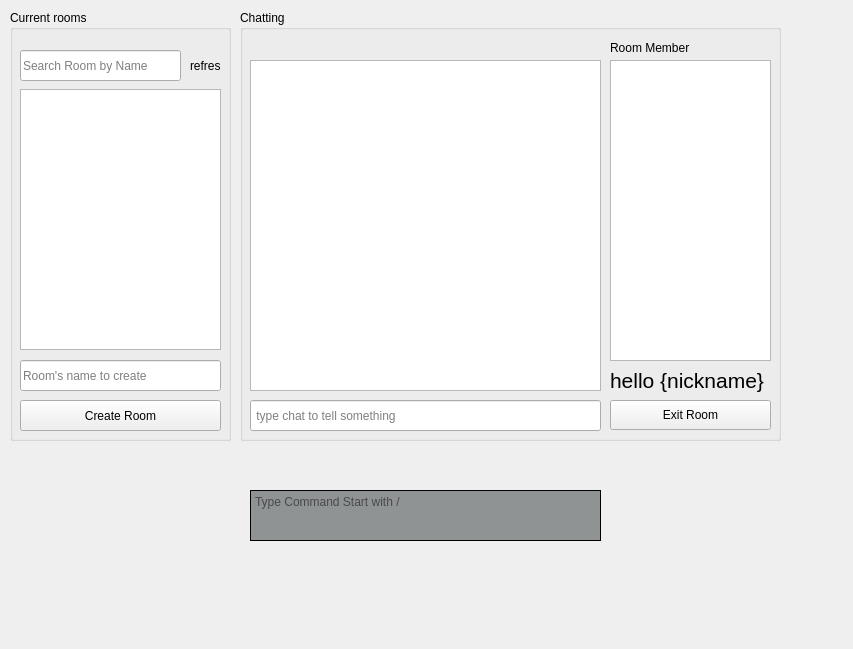
Above: client/ui/lobby.ui from BloodSweatTearz/Pyting before the change. Below: the same form after it.
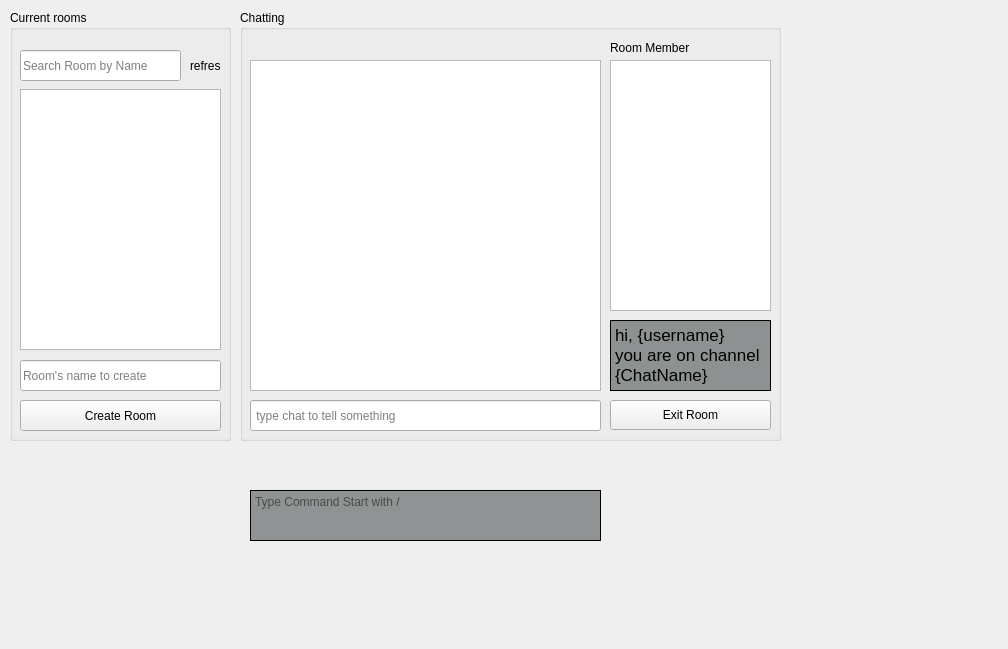
That is the form after the change.

Commit message: etc : ui 업데이트

Patch:
```diff
--- a/client/ui/lobby.ui
+++ b/client/ui/lobby.ui
@@ -9,7 +9,7 @@
    <rect>
     <x>0</x>
     <y>0</y>
-    <width>853</width>
+    <width>1008</width>
     <height>649</height>
    </rect>
   </property>
@@ -169,26 +169,64 @@
       <x>370</x>
       <y>50</y>
       <width>161</width>
-      <height>301</height>
+      <height>251</height>
      </rect>
     </property>
    </widget>
-   <widget class="QLabel" name="mynamelabel">
+   <widget class="QTextEdit" name="mynamelabel">
+    <property name="enabled">
+     <bool>true</bool>
+    </property>
     <property name="geometry">
      <rect>
       <x>370</x>
-      <y>355</y>
+      <y>310</y>
       <width>161</width>
-      <height>31</height>
+      <height>71</height>
      </rect>
     </property>
-    <property name="font">
-     <font>
-      <pointsize>16</pointsize>
-     </font>
+    <property name="sizePolicy">
+     <sizepolicy hsizetype="Ignored" vsizetype="Ignored">
+      <horstretch>0</horstretch>
+      <verstretch>0</verstretch>
+     </sizepolicy>
     </property>
-    <property name="text">
-     <string>hello {nickname}</string>
+    <property name="cursor" stdset="0">
+     <cursorShape>OpenHandCursor</cursorShape>
+    </property>
+    <property name="styleSheet">
+     <string notr="true">QTextEdit{
+background-color:rgba(49, 54, 56, 0.5)
+}</string>
+    </property>
+    <property name="inputMethodHints">
+     <set>Qt::ImhNone</set>
+    </property>
+    <property name="frameShape">
+     <enum>QFrame::Box</enum>
+    </property>
+    <property name="frameShadow">
+     <enum>QFrame::Plain</enum>
+    </property>
+    <property name="verticalScrollBarPolicy">
+     <enum>Qt::ScrollBarAlwaysOff</enum>
+    </property>
+    <property name="horizontalScrollBarPolicy">
+     <enum>Qt::ScrollBarAlwaysOff</enum>
+    </property>
+    <property name="readOnly">
+     <bool>true</bool>
+    </property>
+    <property name="html">
+     <string>&lt;!DOCTYPE HTML PUBLIC &quot;-//W3C//DTD HTML 4.0//EN&quot; &quot;http://www.w3.org/TR/REC-html40/strict.dtd&quot;&gt;
+&lt;html&gt;&lt;head&gt;&lt;meta name=&quot;qrichtext&quot; content=&quot;1&quot; /&gt;&lt;style type=&quot;text/css&quot;&gt;
+p, li { white-space: pre-wrap; }
+&lt;/style&gt;&lt;/head&gt;&lt;body style=&quot; font-family:'.AppleSystemUIFont'; font-size:13pt; font-weight:400; font-style:normal;&quot;&gt;
+&lt;p style=&quot; margin-top:0px; margin-bottom:0px; margin-left:0px; margin-right:0px; -qt-block-indent:0; text-indent:0px;&quot;&gt;hi, {username}&lt;/p&gt;
+&lt;p style=&quot; margin-top:0px; margin-bottom:0px; margin-left:0px; margin-right:0px; -qt-block-indent:0; text-indent:0px;&quot;&gt;you are on channel {ChatName}&lt;/p&gt;&lt;/body&gt;&lt;/html&gt;</string>
+    </property>
+    <property name="textInteractionFlags">
+     <set>Qt::NoTextInteraction</set>
     </property>
    </widget>
   </widget>
```
